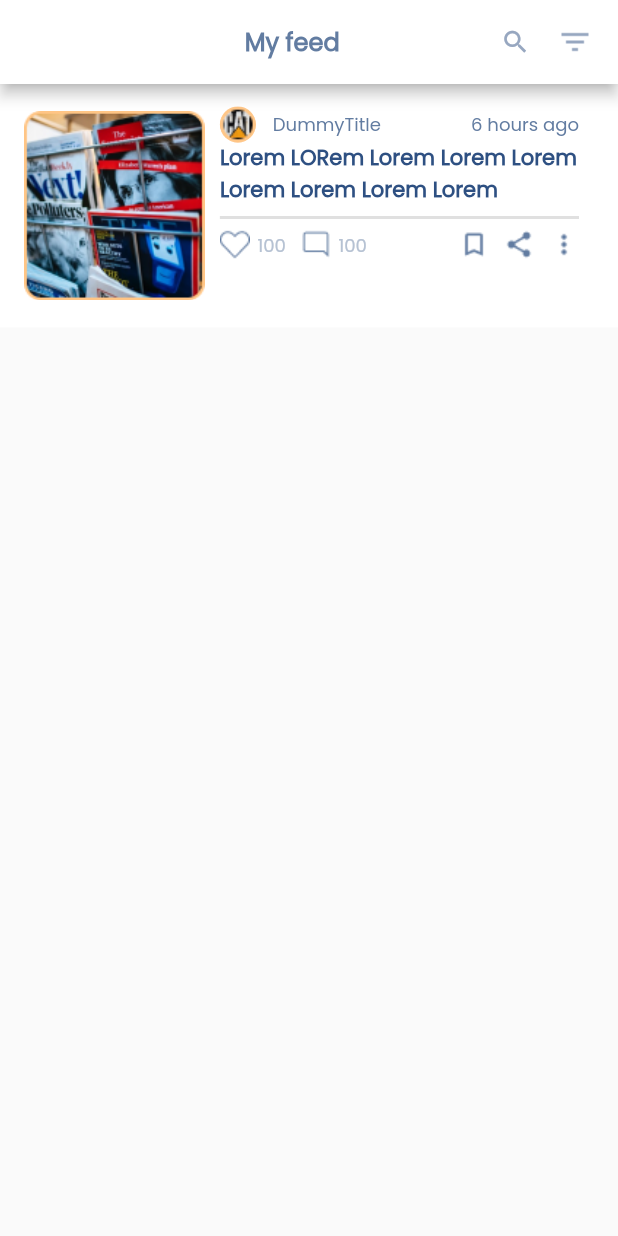
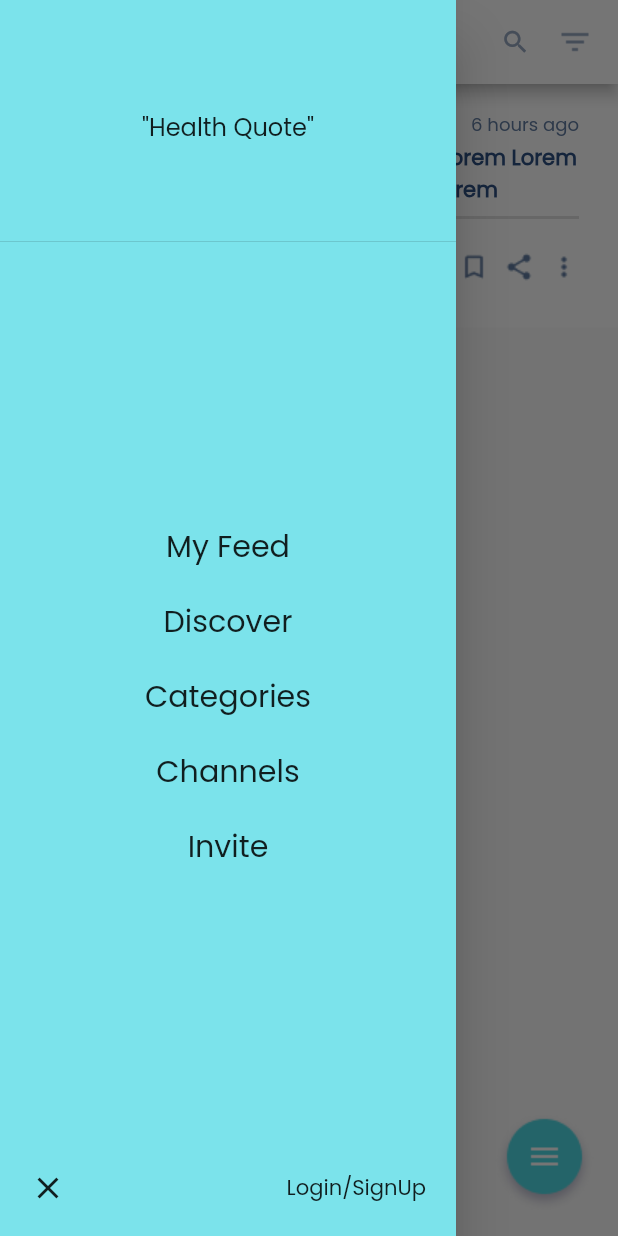
Before and after one commit to S-Sahanii0/news_app, a Flutter app: the MyFeedScreen screen opened by its route, with the side drawer open (before the commit the screen has no drawer), on a phone screen of 412 x 824 dp. Run offline on Flutter 3.47's test engine with Material 2 defaults, Android fonts, the light colour scheme and no system bars; our stand-ins replace bloc, cloud_firestore, equatable, firebase_auth, firebase_core, flutter_bloc and 2 more; accounts and stored records are empty; network calls fail.

Commit message:
navigation bar and filter popup

```diff
--- /dev/null
+++ b/lib/app_drawer.dart
@@ -0,0 +1,91 @@
+import 'package:flutter/material.dart';
+
+import 'config/theme/theme.dart';
+
+class AppDrawer extends StatelessWidget {
+  const AppDrawer({Key? key}) : super(key: key);
+
+  @override
+  Widget build(BuildContext context) {
+    return Drawer(
+      child: DecoratedBox(
+        decoration: const BoxDecoration(
+          color: AppColors.blueShade2,
+        ),
+        child: Column(
+          // Important: Remove any padding from the ListView.
+          crossAxisAlignment: CrossAxisAlignment.center,
+          children: [
+            DrawerHeader(
+              child: Center(
+                  child: Text(
+                '"Health Quote"',
+                style: AppStyle.regularText18,
+              )),
+            ),
+            Spacer(),
+            Padding(
+              padding: const EdgeInsets.symmetric(vertical: 10),
+              child: InkWell(
+                onTap: () {},
+                child: Text(
+                  "My Feed",
+                  style: AppStyle.mediumText20,
+                ),
+              ),
+            ),
+            Padding(
+              padding: const EdgeInsets.symmetric(vertical: 10),
+              child: InkWell(
+                onTap: () {},
+                child: Text(
+                  "Discover",
+                  style: AppStyle.mediumText20,
+                ),
+              ),
+            ),
+            Padding(
+              padding: const EdgeInsets.symmetric(vertical: 10),
+              child: InkWell(
+                onTap: () {},
+                child: Text(
+                  "Categories",
+                  style: AppStyle.mediumText20,
+                ),
+              ),
+            ),
+            Padding(
+              padding: const EdgeInsets.symmetric(vertical: 10),
+              child: InkWell(
+                onTap: () {},
+                child: Text(
+                  "Channels",
+                  style: AppStyle.mediumText20,
+                ),
+              ),
+            ),
+            Padding(
+              padding: const EdgeInsets.symmetric(vertical: 10),
+              child: InkWell(
+                onTap: () {},
+                child: Text(
+                  "Invite",
+                  style: AppStyle.mediumText20,
+                ),
+              ),
+            ),
+            Spacer(),
+            Padding(
+              padding: const EdgeInsets.symmetric(vertical: 20, horizontal: 20),
+              child: Row(children: [
+                Icon(Icons.close),
+                Spacer(),
+                Text("Login/SignUp", style: AppStyle.regularText14)
+              ]),
+            ),
+          ],
+        ),
+      ),
+    );
+  }
+}
--- a/lib/config/theme/app_icons.dart
+++ b/lib/config/theme/app_icons.dart
@@ -14,4 +14,5 @@ class AppIcons {
   static const commentTapped = AssetImage('assets/images/comment_tapped.png');
   static const share = AssetImage('assets/images/share.png');
   static const hamburger = AssetImage('assets/images/hamburger.png');
+  static const floating = AssetImage('assets/images/floating.png');
 }
--- a/lib/features/news_feed/screens/my_feed.dart
+++ b/lib/features/news_feed/screens/my_feed.dart
@@ -1,9 +1,10 @@
+import 'package:flutter/cupertino.dart';
 import 'package:flutter/material.dart';
-import 'package:flutter_screenutil/flutter_screenutil.dart';
+import 'package:news_app/app_drawer.dart';
 import 'package:news_app/config/theme/app_colors.dart';
 import 'package:news_app/config/theme/app_icons.dart';
 import 'package:news_app/config/theme/app_styles.dart';
-import 'package:news_app/features/news_feed/screens/widgets/news_detail_card.dart';
+import 'package:news_app/features/news_feed/widgets/news_detail_card.dart';
 
 class MyFeedScreen extends StatefulWidget {
   const MyFeedScreen({Key? key}) : super(key: key);
@@ -14,9 +15,14 @@ class MyFeedScreen extends StatefulWidget {
 }
 
 class _MyFeedScreenState extends State<MyFeedScreen> {
+  bool isHeart = false;
+  bool isBookmark = false;
+  final GlobalKey<ScaffoldState> _key = GlobalKey();
+
   @override
   Widget build(BuildContext context) {
     return Scaffold(
+        key: _key,
         resizeToAvoidBottomInset: true,
         appBar: AppBar(
           backgroundColor: AppColors.appWhite,
@@ -27,13 +33,24 @@ class _MyFeedScreenState extends State<MyFeedScreen> {
                   .copyWith(color: AppColors.darkBlueShade2),
             ),
           ),
-          actions: const [
+          actions: [
             Icon(
               Icons.search_outlined,
               size: 20,
               color: AppColors.darkBlueShade3,
             ),
-            Image(image: AppIcons.filter)
+            PopupMenuButton(
+                child: Image(
+                  image: AppIcons.filter,
+                ),
+                itemBuilder: (context) {
+                  return List.generate(5, (index) {
+                    return PopupMenuItem(
+                      padding: EdgeInsets.all(15),
+                      child: Text('button no $index'),
+                    );
+                  });
+                })
           ],
         ),
         body: NewsDetailCard(
@@ -43,10 +60,30 @@ class _MyFeedScreenState extends State<MyFeedScreen> {
           newsTime: "6 hours ago",
           numberOfLikes: "100",
           numberOfComments: "100",
-            onTapHeart: () {},
+          isHeart: isHeart,
+          isBookmark: isBookmark,
+          onTapHeart: () {
+            setState(() {
+              isHeart = !isHeart;
+            });
+          },
           onTapComment: () {},
-            onTapBookmark: () {},
+          onTapBookmark: () {
+            setState(() {
+              isBookmark = !isBookmark;
+            });
+          },
           onTapShare: () {},
-            onTapMenu: () {}));
+          onTapMenu: () {},
+        ),
+        floatingActionButton: InkWell(
+          onTap: () {
+            _key.currentState!.openDrawer();
+          },
+          child: const Image(
+            image: AppIcons.floating,
+          ),
+        ),
+        drawer: const AppDrawer());
   }
 }
--- a/lib/features/news_feed/screens/widgets/news_detail_card.dart
+++ /dev/null
@@ -1,158 +0,0 @@
-import 'package:flutter/material.dart';
-import 'package:flutter_screenutil/flutter_screenutil.dart';
-import 'package:news_app/config/theme/app_icons.dart';
-import 'package:news_app/config/theme/theme.dart';
-
-class NewsDetailCard extends StatefulWidget {
-  final String newsTitle;
-  final String newsDescription;
-  final String newsTime;
-  final String numberOfLikes;
-  final String numberOfComments;
-  bool? isHeart;
-  bool? isBookmark;
-  final VoidCallback onTapHeart;
-  final VoidCallback onTapComment;
-  final VoidCallback onTapBookmark;
-  final VoidCallback onTapShare;
-  final VoidCallback onTapMenu;
-
-  NewsDetailCard(
-      {Key? key,
-      required this.newsTitle,
-      required this.newsDescription,
-      required this.newsTime,
-      required this.numberOfLikes,
-      required this.numberOfComments,
-      required this.onTapHeart,
-      required this.onTapComment,
-      required this.onTapBookmark,
-      required this.onTapShare,
-      required this.onTapMenu,
-      this.isHeart = false,
-      this.isBookmark = false})
-      : super(key: key);
-
-  @override
-  _NewsDetailCardState createState() => _NewsDetailCardState();
-}
-
-class _NewsDetailCardState extends State<NewsDetailCard> {
-  ImageProvider isHeart = AppIcons.heart;
-  ImageProvider isComment = AppIcons.comment;
-  ImageProvider isBookmark = AppIcons.bookmark;
-
-  @override
-  Widget build(BuildContext context) {
-    return ColoredBox(
-      color: AppColors.appWhite,
-      child: Padding(
-        padding: const EdgeInsets.symmetric(horizontal: 16, vertical: 10),
-        child: Row(
-          crossAxisAlignment: CrossAxisAlignment.start,
-          children: [
-            Image(
-              image: AppIcons.dummy,
-              height: 126.h,
-              width: 120.w,
-            ),
-            Expanded(
-              child: Padding(
-                padding:
-                    const EdgeInsets.symmetric(horizontal: 10, vertical: 5),
-                child: Column(
-                  mainAxisSize: MainAxisSize.min,
-                  crossAxisAlignment: CrossAxisAlignment.start,
-                  mainAxisAlignment: MainAxisAlignment.start,
-                  children: [
-                    Row(
-                      children: [
-                        const CircleAvatar(
-                          backgroundColor: AppColors.yellowShade2,
-                          radius: 12,
-                          backgroundImage: ExactAssetImage(
-                              "assets/images/dummy_channel.png"),
-                        ),
-                        SizedBox(
-                          width: 10.h,
-                        ),
-                        Text(widget.newsTitle,
-                            style: AppStyle.regularText12
-                                .copyWith(color: AppColors.darkBlueShade2)),
-                        const Spacer(),
-                        Text(widget.newsTime,
-                            style: AppStyle.regularText12
-                                .copyWith(color: AppColors.darkBlueShade2)),
-                      ],
-                    ),
-                    Flexible(
-                      flex: 2,
-                      child: Text(
-                        widget.newsDescription,
-                        style: AppStyle.boldText14
-                            .copyWith(color: AppColors.darkBlueShade1),
-                        overflow: TextOverflow.ellipsis,
-                        maxLines: 3,
-                      ),
-                    ),
-                    const Divider(
-                      thickness: 2,
-                    ),
-                    Row(
-                      crossAxisAlignment: CrossAxisAlignment.end,
-                      children: [
-                        InkWell(
-                          onTap: widget.onTapHeart,
-                          child: Image(
-                              image: widget.isHeart!
-                                  ? AppIcons.heartTapped
-                                  : AppIcons.heart),
-                        ),
-                        Padding(
-                          padding: const EdgeInsets.symmetric(horizontal: 5),
-                          child: Text(
-                            "100",
-                            style: AppStyle.regularText12
-                                .copyWith(color: AppColors.greyShade2),
-                          ),
-                        ),
-                        SizedBox(
-                          width: 5.w,
-                        ),
-                        InkWell(
-                            onTap: widget.onTapComment,
-                            child: const Image(image: AppIcons.comment)),
-                        Padding(
-                          padding: const EdgeInsets.symmetric(horizontal: 5),
-                          child: Text(
-                            "100",
-                            style: AppStyle.regularText12
-                                .copyWith(color: AppColors.greyShade2),
-                          ),
-                        ),
-                        const Spacer(),
-                        InkWell(
-                          onTap: widget.onTapBookmark,
-                          child: const Image(image: AppIcons.bookmark),
-                        ),
-                        Padding(
-                          padding: const EdgeInsets.symmetric(horizontal: 10),
-                          child: InkWell(
-                              onTap: widget.onTapShare,
-                              child: const Image(image: AppIcons.share)),
-                        ),
-                        InkWell(
-                            onTap: () {},
-                            child: const Image(image: AppIcons.hamburger)),
-                      ],
-                    ),
-                  ],
-                ),
-              ),
-            ),
-          ],
-        ),
-      ),
-    );
-  }
-}
--- /dev/null
+++ b/lib/features/news_feed/widgets/news_detail_card.dart
@@ -0,0 +1,169 @@
+import 'package:flutter/material.dart';
+import 'package:flutter_screenutil/flutter_screenutil.dart';
+import 'package:news_app/config/theme/app_icons.dart';
+import 'package:news_app/config/theme/theme.dart';
+
+class NewsDetailCard extends StatefulWidget {
+  final String newsTitle;
+  final String newsDescription;
+  final String newsTime;
+  final String numberOfLikes;
+  final String numberOfComments;
+  bool? isHeart;
+  bool? isBookmark;
+  final VoidCallback onTapHeart;
+  final VoidCallback onTapComment;
+  final VoidCallback onTapBookmark;
+  final VoidCallback onTapShare;
+  final VoidCallback onTapMenu;
+
+  NewsDetailCard(
+      {Key? key,
+      required this.newsTitle,
+      required this.newsDescription,
+      required this.newsTime,
+      required this.numberOfLikes,
+      required this.numberOfComments,
+      required this.onTapHeart,
+      required this.onTapComment,
+      required this.onTapBookmark,
+      required this.onTapShare,
+      required this.onTapMenu,
+      this.isHeart = false,
+      this.isBookmark = false})
+      : super(key: key);
+
+  @override
+  _NewsDetailCardState createState() => _NewsDetailCardState();
+}
+
+class _NewsDetailCardState extends State<NewsDetailCard> {
+  @override
+  Widget build(BuildContext context) {
+    return Align(
+      alignment: Alignment.topCenter,
+      child: ColoredBox(
+        color: AppColors.appWhite,
+        child: Padding(
+          padding: const EdgeInsets.symmetric(horizontal: 16, vertical: 10),
+          child: Row(
+            crossAxisAlignment: CrossAxisAlignment.start,
+            children: [
+              Image(
+                image: AppIcons.dummy,
+                height: 126.h,
+                width: 120.w,
+              ),
+              Expanded(
+                child: Padding(
+                  padding:
+                      const EdgeInsets.symmetric(horizontal: 10, vertical: 5),
+                  child: Column(
+                    mainAxisSize: MainAxisSize.min,
+                    crossAxisAlignment: CrossAxisAlignment.end,
+                    mainAxisAlignment: MainAxisAlignment.end,
+                    children: [
+                      Row(
+                        children: [
+                          const CircleAvatar(
+                            backgroundColor: AppColors.yellowShade2,
+                            radius: 12,
+                            backgroundImage: ExactAssetImage(
+                                "assets/images/dummy_channel.png"),
+                          ),
+                          SizedBox(
+                            width: 10.h,
+                          ),
+                          Text(widget.newsTitle,
+                              style: AppStyle.regularText12
+                                  .copyWith(color: AppColors.darkBlueShade2)),
+                          const Spacer(),
+                          Text(widget.newsTime,
+                              style: AppStyle.regularText12
+                                  .copyWith(color: AppColors.darkBlueShade2)),
+                        ],
+                      ),
+                      Flexible(
+                        flex: 2,
+                        child: Text(
+                          widget.newsDescription,
+                          style: AppStyle.boldText14
+                              .copyWith(color: AppColors.darkBlueShade1),
+                          overflow: TextOverflow.ellipsis,
+                          maxLines: 3,
+                        ),
+                      ),
+                      const Divider(
+                        thickness: 2,
+                      ),
+                      const SizedBox(
+                        height: 15,
+                      ),
+                      _feedIconRow(
+                          onTapHeart: widget.onTapHeart,
+                          onTapBookmark: widget.onTapBookmark,
+                          onTapComment: widget.onTapComment,
+                          onTapShare: widget.onTapShare,
+                          onTapBookMark: widget.onTapBookmark,
+                          isHeart: widget.isHeart!,
+                          isBookmark: widget.isBookmark!)
+                    ],
+                  ),
+                ),
+              ),
+            ],
+          ),
+        ),
+      ),
+    );
+  }
+}
+
+Widget _feedIconRow(
+    {required VoidCallback onTapHeart,
+    required VoidCallback onTapBookmark,
+    required VoidCallback onTapComment,
+    required VoidCallback onTapShare,
+    required VoidCallback onTapBookMark,
+    required bool isHeart,
+    required bool isBookmark}) {
+  return Row(
+    crossAxisAlignment: CrossAxisAlignment.end,
+    children: [
+      InkWell(
+        onTap: onTapHeart,
+        child: Image(image: isHeart ? AppIcons.heartTapped : AppIcons.heart),
+      ),
+      Padding(
+        padding: const EdgeInsets.symmetric(horizontal: 5),
+        child: Text(
+          "100",
+          style: AppStyle.regularText12.copyWith(color: AppColors.greyShade2),
+        ),
+      ),
+      SizedBox(
+        width: 5.w,
+      ),
+      InkWell(onTap: onTapComment, child: const Image(image: AppIcons.comment)),
+      Padding(
+        padding: const EdgeInsets.symmetric(horizontal: 5),
+        child: Text(
+          "100",
+          style: AppStyle.regularText12.copyWith(color: AppColors.greyShade2),
+        ),
+      ),
+      const Spacer(),
+      InkWell(
+        onTap: onTapBookmark,
+        child: Image(
+            image: isBookmark ? AppIcons.bookmarkTapped : AppIcons.bookmark),
+      ),
+      Padding(
+        padding: const EdgeInsets.symmetric(horizontal: 10),
+        child: InkWell(
+            onTap: onTapShare, child: const Image(image: AppIcons.share)),
+      ),
+      InkWell(onTap: () {}, child: const Image(image: AppIcons.hamburger)),
+    ],
+  );
+}
--- a/pubspec.yaml
+++ b/pubspec.yaml
@@ -34,6 +34,7 @@ dependencies:
   firebase_auth: ^3.1.3
   firebase_core: ^1.7.0
   firebase_dynamic_links: ^2.0.10
+  shrink_sidemenu: ^2.0.0+1-null-safety
 
 
   flutter:
```
Also changed, not shown: assets/images/floating.png (added), pubspec.lock. Lines whose indentation alone changed are shown as unchanged.
